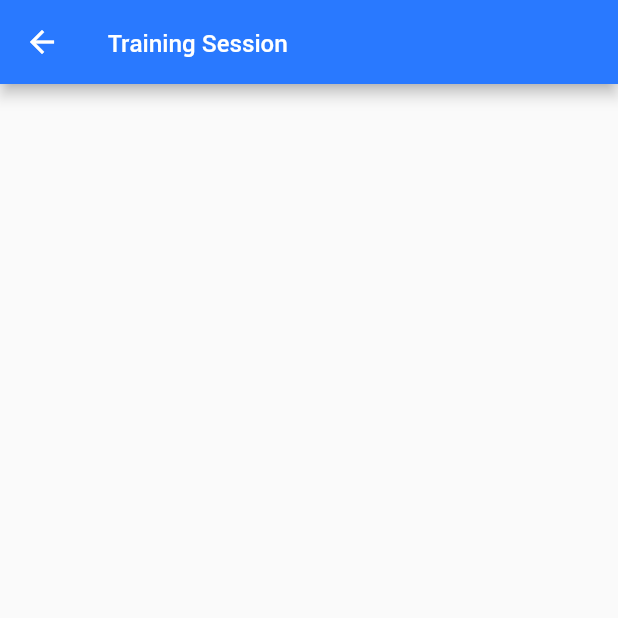
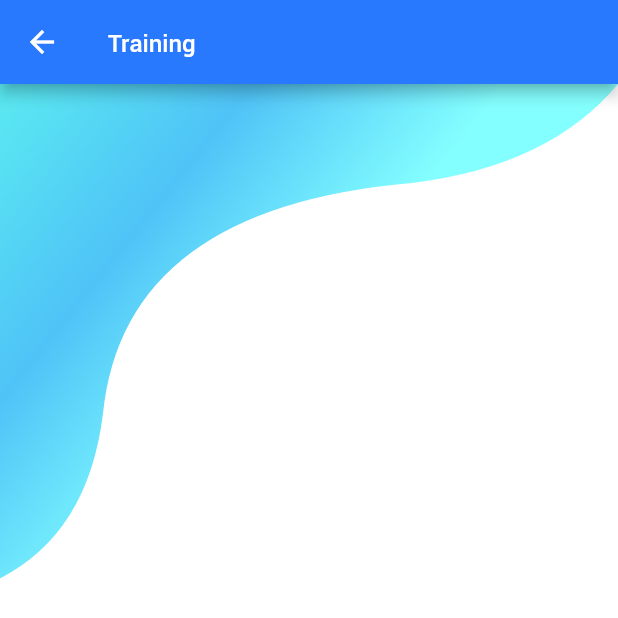
Before and after one commit to Erinziyi/Peopleaps_flutter, a Flutter app: the TrainingSessionPage screen opened by its route, on a phone screen of 412 x 824 dp. Shown: the top 618 px of the screen. Run offline on Flutter 3.47's test engine with Material 2 defaults, Android fonts, the phone set to English and light mode, and no system bars; our stand-ins replace percent_indicator, rxdart.

Commit message:
Update Training Section

```diff
--- /dev/null
+++ b/lib/Training/theme/colors.dart
@@ -0,0 +1 @@
+// TODO Implement this library.
--- a/lib/Training/training_session.dart
+++ b/lib/Training/training_session.dart
@@ -1,14 +1,15 @@
+
 import 'package:flutter/material.dart';
 
-
-class TrainingSessionPage extends StatefulWidget {
+class TrainingSessionPage extends StatelessWidget {
   static String tag = 'trainingsession-page';
 
-  @override
-  _TrainingSessionPageState createState() => _TrainingSessionPageState();
-}
+  ///
+  /// * I would suggest heading on to
+  /// * https://material.io/guidelines/style/color.html#color-color-palette
+  /// * to choose your colors
+  ///
 
-class _TrainingSessionPageState extends State<TrainingSessionPage> {
   @override
   Widget build(BuildContext context) {
     return Scaffold(
@@ -18,19 +19,95 @@ class _TrainingSessionPageState extends State<TrainingSessionPage> {
         ),
         backgroundColor: Colors.blueAccent[400],
 
-        title: Text('Training Session' ,
+        title: Text('Training' ,
           style: TextStyle(
             fontSize: 16.0,
             color: Colors.white,
-
           ),
 
         ),
+      ),
+      resizeToAvoidBottomPadding: false,
+      backgroundColor: Colors.white,
+      body: Column(
+        children: <Widget>[
+          new Stack(
+            alignment: Alignment.bottomCenter,
+            children: <Widget>[
+
+              WavyHeader(),
+            ],
+          ),
 
 
-
+        ],
       ),
-
     );
   }
 }
+
+
+const List<Color> orangeGradients = [
+  Color(0xFF5AEAF1),
+  Color(0xFF4FC3F7),
+  Color(0xFF84FFFF),
+];
+
+const List<Color> aquaGradients = [
+  Color(0xFF5AEAF1),
+  Color(0xFF8EF7DA),
+];
+
+class WavyHeader extends StatelessWidget {
+  @override
+  Widget build(BuildContext context) {
+    return ClipPath(
+      clipper: TopWaveClipper(),
+      child: Container(
+        decoration: BoxDecoration(
+          gradient: LinearGradient(
+              colors: orangeGradients,
+              begin: Alignment.topLeft,
+              end: Alignment.center),
+        ),
+        height: MediaQuery.of(context).size.height / 2.5,
+      ),
+    );
+  }
+}
+
+class TopWaveClipper extends CustomClipper<Path> {
+  @override
+  Path getClip(Size size) {
+    // This is where we decide what part of our image is going to be visible.
+    var path = Path();
+    path.lineTo(0.0, size.height);
+
+    var firstControlPoint = new Offset(size.width / 7, size.height - 30);
+    var firstEndPoint = new Offset(size.width / 6, size.height / 1.5);
+
+    path.quadraticBezierTo(firstControlPoint.dx, firstControlPoint.dy,
+        firstEndPoint.dx, firstEndPoint.dy);
+
+    var secondControlPoint = Offset(size.width / 5, size.height / 4);
+    var secondEndPoint = Offset(size.width / 1.5, size.height / 5);
+    path.quadraticBezierTo(secondControlPoint.dx, secondControlPoint.dy,
+        secondEndPoint.dx, secondEndPoint.dy);
+
+    var thirdControlPoint =
+    Offset(size.width - (size.width / 9), size.height / 6);
+    var thirdEndPoint = Offset(size.width, 0.0);
+    path.quadraticBezierTo(thirdControlPoint.dx, thirdControlPoint.dy,
+        thirdEndPoint.dx, thirdEndPoint.dy);
+
+    ///move from bottom right to top
+    path.lineTo(size.width, 0.0);
+
+    ///finally close the path by reaching start point from top right corner
+    path.close();
+    return path;
+  }
+
+  @override
+  bool shouldReclip(CustomClipper<Path> oldClipper) => false;
+}
--- a/lib/main.dart
+++ b/lib/main.dart
@@ -8,6 +8,7 @@ import 'Discussion/discussion_topic_list.dart';
 import 'Notificaition/notification_view.dart';
 import 'Report/report.dart';
 import 'Training/training_session.dart';
+import 'dart:ui';
 
 void main() => runApp(MyApp());
 
--- a/pubspec.yaml
+++ b/pubspec.yaml
@@ -27,6 +27,7 @@ dependencies:
   circular_profile_avatar: ^0.1.9
   carousel_slider: ^1.3.0
   percent_indicator: ^1.0.16
+
 
 dev_dependencies:
   flutter_test:
@@ -61,6 +62,7 @@ flutter:
     - assets/comptia_course_picture.jpg
     - assets/course_picture_1.png
     - assets/peopleaps_notification_icon.png
+    - assets/training_session_background.png
   fonts:
      - family: Roboto
        fonts:
```
Also changed, not shown: lib/Discussion/discussion_topic_list.dart (+29 -17 lines), assets/training_session_background.png (added).
